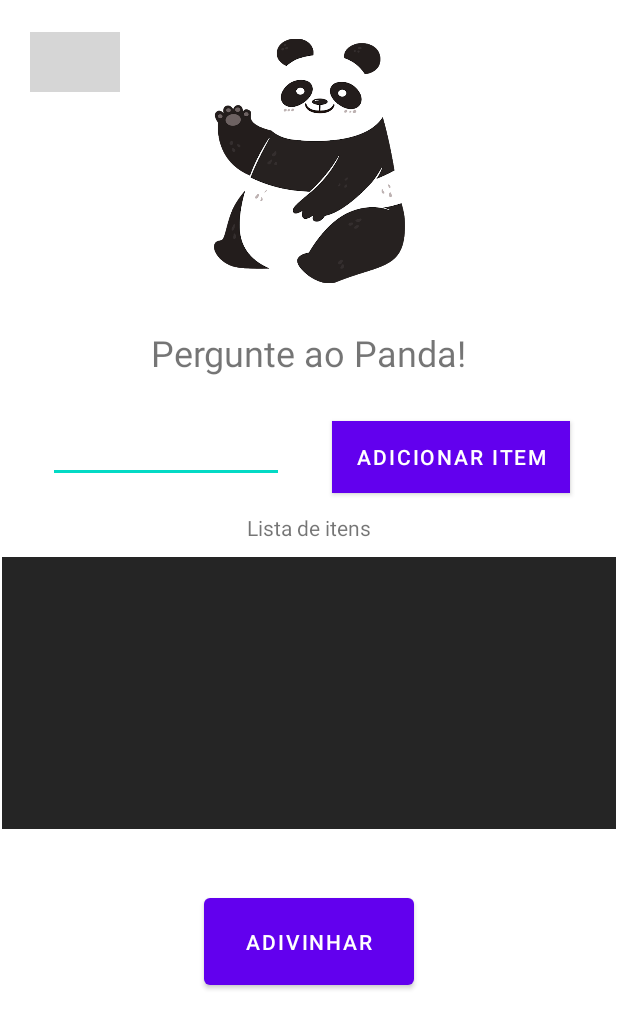
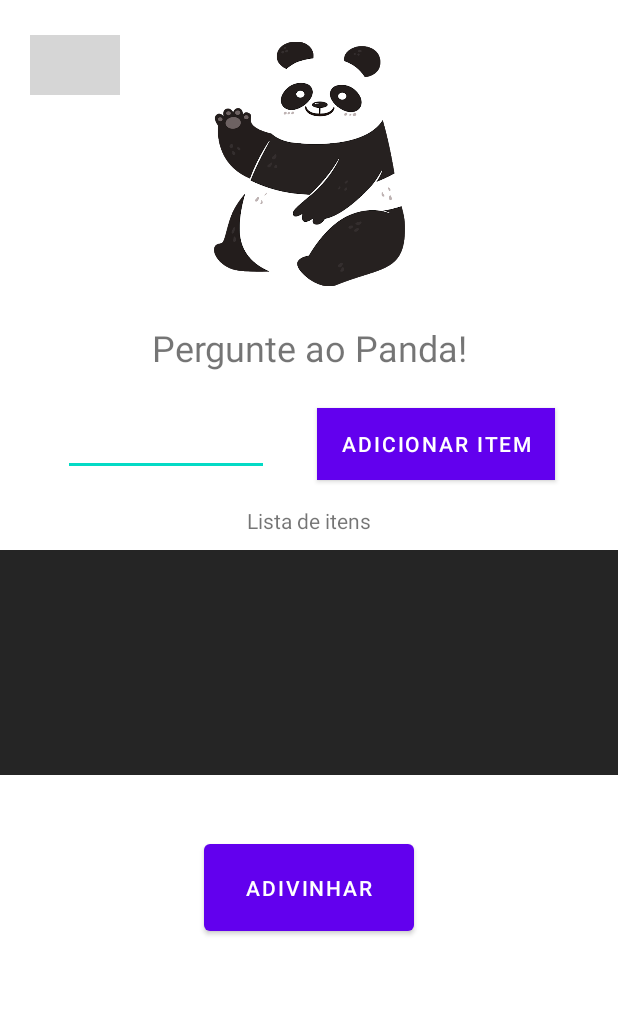
Before and after one commit to Jean-Vitor/Helpapa, an Android app: the PerguntaPandaActivity screen opened directly, with no data from a screen before it, on a phone screen of 412 x 824 dp. Shown: the top 1029 px of the screen. Run offline under Robolectric (Android 15) with nearby library versions, the phone set to English and light mode, and no system bars; grey boxes are pictures that could not be loaded.

Commit message:
layout changes

```diff
--- a/app/src/main/res/layout/activity_panda.xml
+++ b/app/src/main/res/layout/activity_panda.xml
@@ -1,13 +1,19 @@
 <?xml version="1.0" encoding="utf-8"?>
-<androidx.constraintlayout.widget.ConstraintLayout xmlns:android="http://schemas.android.com/apk/res/android"
+    <ScrollView
+        xmlns:android="http://schemas.android.com/apk/res/android"
         xmlns:app="http://schemas.android.com/apk/res-auto"
         xmlns:tools="http://schemas.android.com/tools"
         android:layout_width="match_parent"
         android:layout_height="match_parent"
         android:layout_centerHorizontal="true"
         android:background="#FFFFFF"
-    android:paddingTop="2px"
+        android:paddingTop="3dp"
         tools:context="com.example.helpapa.PerguntaPandaActivity">
+
+    <androidx.constraintlayout.widget.ConstraintLayout
+        android:layout_width="match_parent"
+        android:layout_height="match_parent">
+
 
         <Button
             android:id="@+id/buttonAdivinhar"
@@ -21,8 +27,8 @@
 
         <TextView
             android:id="@+id/textView2"
-        android:layout_width="220dp"
-        android:layout_height="43dp"
+            android:layout_width="0dp"
+            android:layout_height="wrap_content"
             android:layout_marginTop="212dp"
             android:fontFamily="sans-serif"
             android:gravity="center"
@@ -38,20 +44,24 @@
             android:layout_width="wrap_content"
             android:layout_height="wrap_content"
             android:layout_marginTop="24dp"
-        android:layout_marginEnd="32dp"
+            android:layout_marginEnd="10dp"
             android:background="#673AB7"
             android:text="Adicionar Item"
             app:layout_constraintEnd_toEndOf="parent"
+            app:layout_constraintHorizontal_bias="0.5"
+            app:layout_constraintStart_toEndOf="@+id/inputItem"
             app:layout_constraintTop_toBottomOf="@+id/textView2" />
 
         <EditText
             android:id="@+id/inputItem"
-        android:layout_width="157dp"
-        android:layout_height="41dp"
-        android:layout_marginStart="32dp"
+            android:layout_width="137dp"
+            android:layout_height="0dp"
+            android:layout_marginStart="10dp"
             android:layout_marginTop="24dp"
             android:ems="10"
             android:inputType="textPersonName"
+            app:layout_constraintEnd_toStartOf="@+id/buttonAdicionar"
+            app:layout_constraintHorizontal_bias="0.5"
             app:layout_constraintStart_toStartOf="parent"
             app:layout_constraintTop_toBottomOf="@+id/textView2" />
 
@@ -79,8 +89,8 @@
 
         <LinearLayout
             android:id="@+id/linearLayout"
-        android:layout_width="409dp"
-        android:layout_height="181dp"
+            android:layout_width="0dp"
+            android:layout_height="150dp"
             android:layout_marginTop="10dp"
             android:background="#252525"
             android:orientation="vertical"
@@ -92,11 +102,9 @@
                 android:id="@+id/recyclerView"
                 android:layout_width="match_parent"
                 android:layout_height="match_parent"
-            android:background="#252525"
-            android:paddingLeft="5px"
-            android:paddingTop="2px"
-            android:paddingRight="5px" />
+                android:background="#252525" />
         </LinearLayout>
+
 
         <ImageButton
             android:id="@+id/btnBackPanda"
@@ -108,5 +116,5 @@
             android:src="@drawable/arrow_back_24"
             app:layout_constraintStart_toStartOf="parent"
             app:layout_constraintTop_toTopOf="parent" />
-
     </androidx.constraintlayout.widget.ConstraintLayout>
+    </ScrollView>
```
Also changed, not shown: app/src/main/res/layout/activity_info.xml (+6 -5 lines), app/src/main/res/layout/activity_pato.xml (+5 -5 lines). Lines whose indentation alone changed are shown as unchanged.
